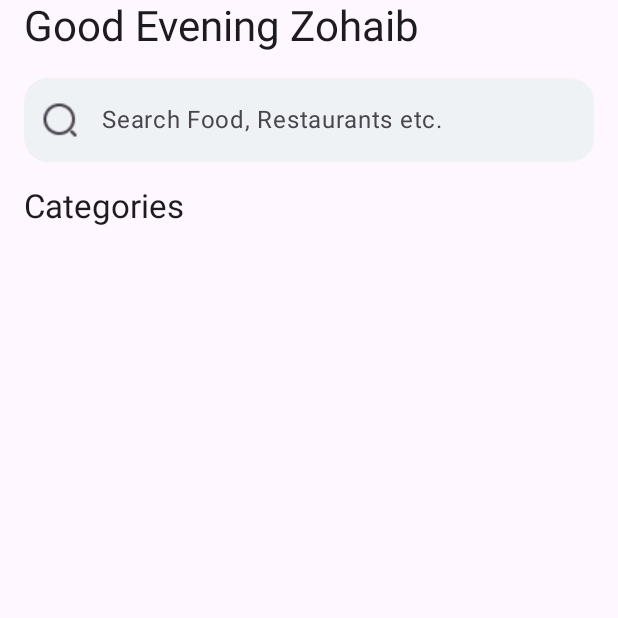
After one commit to zabi90/Jetpack-compose, an Android app built with Jetpack Compose: the HomeScreen screen opened through its navigation route, on a phone screen of 412 x 824 dp, the top half of it. The commit adds this screen. Run offline under Robolectric (Android 15) with nearby library versions, the phone set to English and light mode, and no system bars.

Commit message:
WIP : Home screen design

```diff
--- a/app/src/main/java/com/example/composejourney/AppNavigator.kt
+++ b/app/src/main/java/com/example/composejourney/AppNavigator.kt
@@ -5,6 +5,7 @@ import androidx.navigation.compose.NavHost
 import androidx.navigation.compose.composable
 import androidx.navigation.compose.rememberNavController
 import com.example.composejourney.screens.AuthenticationScreen
+import com.example.composejourney.screens.HomeScreen
 import com.example.composejourney.screens.LoginScreen
 import com.example.composejourney.screens.OnBoardingScreen
 
@@ -18,7 +19,10 @@ object AppNavigator{
                 OnBoardingScreen(navController = navController)
             }
             composable(Routes.AUTHENTICATION){
-                AuthenticationScreen()
+                AuthenticationScreen(navController = navController)
+            }
+            composable(Routes.HOME){
+                HomeScreen(navController = navController)
             }
         }
     }
@@ -27,5 +31,6 @@ object AppNavigator{
     object Routes {
         const val AUTHENTICATION = "authentication"
         const val ON_BOARDING = "onBoarding"
+        const val HOME = "home"
     }
 }
--- /dev/null
+++ b/app/src/main/java/com/example/composejourney/screens/HomeScreen.kt
@@ -0,0 +1,80 @@
+package com.example.composejourney.screens
+
+import androidx.compose.foundation.layout.Column
+import androidx.compose.foundation.layout.fillMaxWidth
+import androidx.compose.foundation.layout.padding
+import androidx.compose.foundation.shape.RoundedCornerShape
+import androidx.compose.material3.ExperimentalMaterial3Api
+import androidx.compose.material3.Icon
+import androidx.compose.material3.MaterialTheme
+import androidx.compose.material3.Text
+import androidx.compose.material3.TextField
+import androidx.compose.material3.TextFieldDefaults
+import androidx.compose.runtime.Composable
+import androidx.compose.ui.Modifier
+import androidx.compose.ui.graphics.Color
+import androidx.compose.ui.res.painterResource
+import androidx.compose.ui.res.stringResource
+import androidx.compose.ui.tooling.preview.Preview
+import androidx.compose.ui.unit.dp
+import androidx.navigation.NavController
+import androidx.navigation.compose.rememberNavController
+import com.example.composejourney.R
+import com.example.composejourney.ui.theme.ComposeJourneyTheme
+import com.example.composejourney.ui.theme.Light_80
+
+@OptIn(ExperimentalMaterial3Api::class)
+@Composable
+fun HomeScreen(navController: NavController) {
+
+    Column(modifier = Modifier.padding(start = 16.dp, end = 16.dp)) {
+        Text(
+            text = "Good Evening Zohaib",
+            style = MaterialTheme.typography.headlineMedium
+        )
+
+        TextField(
+            modifier = Modifier
+                .fillMaxWidth()
+                .padding(top = 16.dp),
+            value = "",
+            shape = RoundedCornerShape(16.dp),
+            placeholder = {
+                Text(text = stringResource(R.string.search_food_restaurants_etc))
+            },
+            colors = TextFieldDefaults.textFieldColors(
+                containerColor = Light_80,
+                focusedIndicatorColor = Color.Transparent,
+                unfocusedIndicatorColor = Color.Transparent,
+                disabledIndicatorColor = Color.Transparent,
+            ),
+            leadingIcon = {
+                Icon(
+                    painter = painterResource(id = R.drawable.search_normal),
+                    contentDescription = ""
+                )
+            },
+            onValueChange = {
+
+            },
+        )
+
+        Text(
+            text = stringResource(R.string.categories),
+            modifier = Modifier
+                .fillMaxWidth()
+                .padding(top = 16.dp),
+            style = MaterialTheme.typography.titleLarge
+        )
+
+    }
+}
+
+@Preview(showBackground = true, showSystemUi = true)
+@Composable
+fun HomeScreenPreview() {
+    ComposeJourneyTheme {
+        val navController = rememberNavController()
+        HomeScreen(navController)
+    }
+}
--- a/build.gradle
+++ b/build.gradle
@@ -1,6 +1,6 @@
 // Top-level build file where you can add configuration options common to all sub-projects/modules.
 plugins {
-    id 'com.android.application' version '8.1.0' apply false
-    id 'com.android.library' version '8.1.0' apply false
+    id 'com.android.application' version '8.1.1' apply false
+    id 'com.android.library' version '8.1.1' apply false
     id 'org.jetbrains.kotlin.android' version '1.7.20' apply false
 }
```
Also changed, not shown: app/src/main/java/com/example/composejourney/screens/AuthenticationScreen.kt (+6 -2 lines), app/src/main/java/com/example/composejourney/screens/LoginScreen.kt (+16 -10 lines), app/src/main/res/values/strings.xml (+9 -0 lines), app/src/main/res/drawable/search_normal.png (added).
